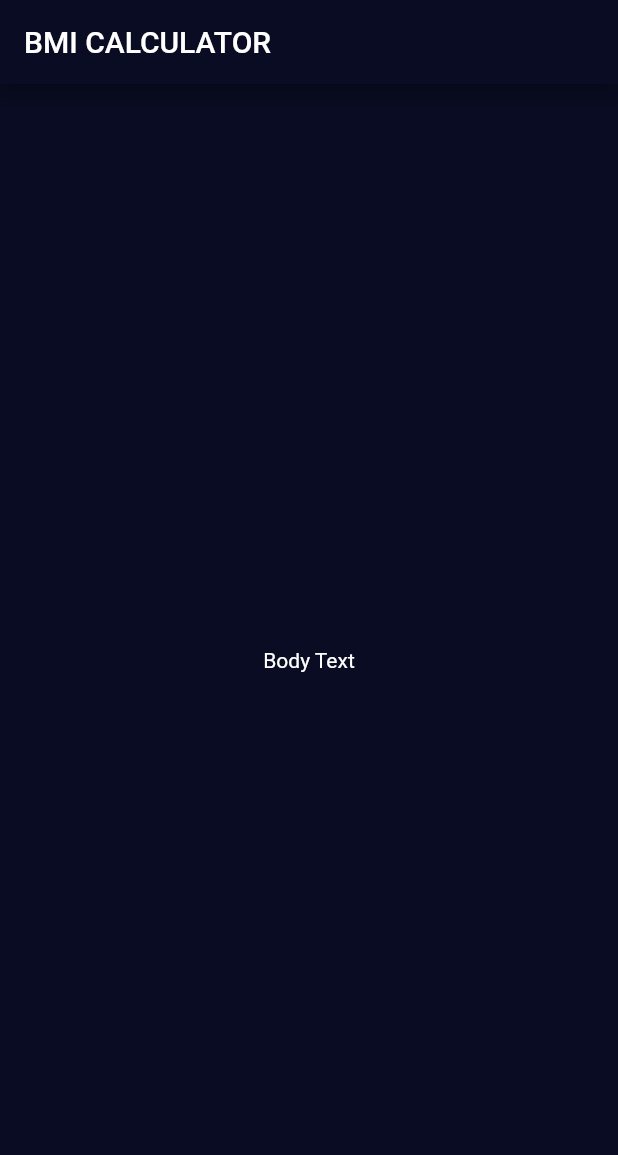
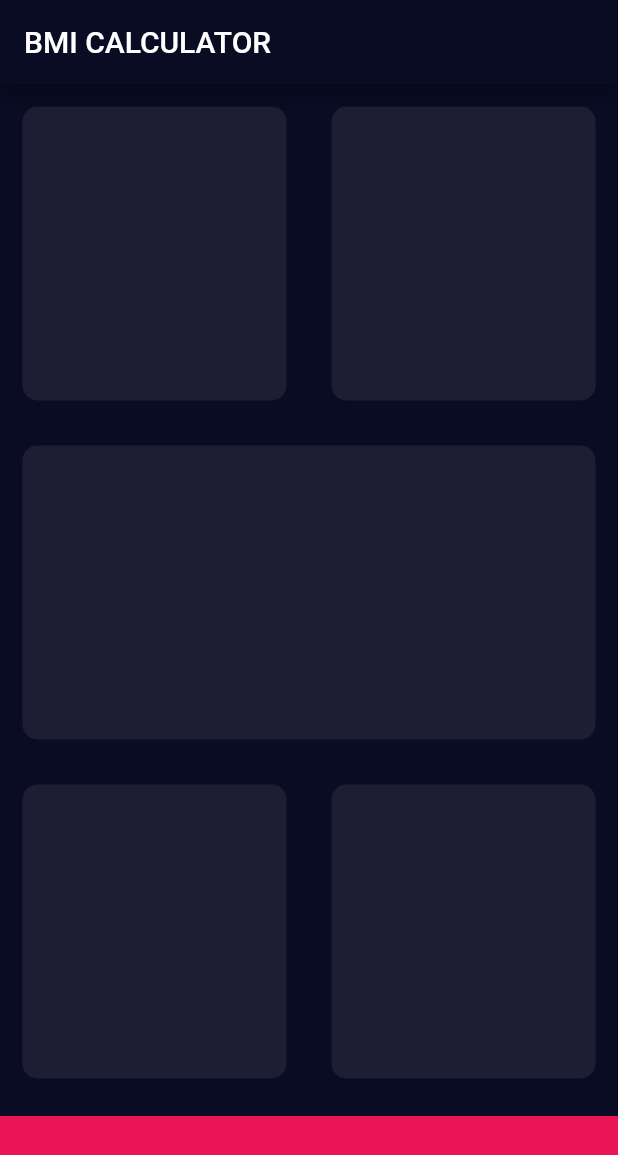
Before and after one commit to yusheng593/BMICalculator, a Flutter app: the screen it shows after launch, on a phone screen of 412 x 824 dp. Shown: the top 1155 px of the screen. Run offline on Flutter 3.47's test engine with Material 2 defaults, Android fonts, the phone set to English and light mode, and no system bars.

Commit message:
class ReusableCard

```diff
--- a/lib/input_page.dart
+++ b/lib/input_page.dart
@@ -1,4 +1,8 @@
 import 'package:flutter/material.dart';
+
+const bottomContainerHeight = 80.0;
+const customColor = Color(0xFF1D1E33);
+const bottomContainerColor = Color(0xFFEB1555);
 
 class InputPage extends StatefulWidget {
   const InputPage({Key? key}) : super(key: key);
@@ -13,9 +17,67 @@ class InputPageState extends State<InputPage> {
       appBar: AppBar(
         title: const Text('BMI CALCULATOR'),
       ),
-      body: const Center(
-        child: Text('Body Text'),
+      body: Column(
+        children: [
+          Expanded(
+              child: Row(
+            children: const [
+              Expanded(
+                child: ReusableCard(
+                  backgroundColor: customColor,
+                ),
+              ),
+              Expanded(
+                child: ReusableCard(
+                  backgroundColor: customColor,
+                ),
+              ),
+            ],
+          )),
+          const Expanded(
+            child: ReusableCard(
+              backgroundColor: customColor,
+            ),
+          ),
+          Expanded(
+            child: Row(
+              children: const [
+                Expanded(
+                  child: ReusableCard(
+                    backgroundColor: customColor,
+                  ),
+                ),
+                Expanded(
+                  child: ReusableCard(
+                    backgroundColor: customColor,
+                  ),
+                ),
+              ],
+            ),
+          ),
+          Container(
+            color: bottomContainerColor,
+            height: bottomContainerHeight,
+            width: double.infinity,
+            margin: const EdgeInsets.only(top: 10.0),
+          )
+        ],
       ),
     );
   }
 }
+
+class ReusableCard extends StatelessWidget {
+  const ReusableCard({Key? key, required this.backgroundColor})
+      : super(key: key);
+  final Color backgroundColor;
+
+  @override
+  Widget build(BuildContext context) {
+    return Container(
+      decoration: BoxDecoration(
+          color: backgroundColor, borderRadius: BorderRadius.circular(10.0)),
+      margin: const EdgeInsets.all(15.0),
+    );
+  }
+}
```
